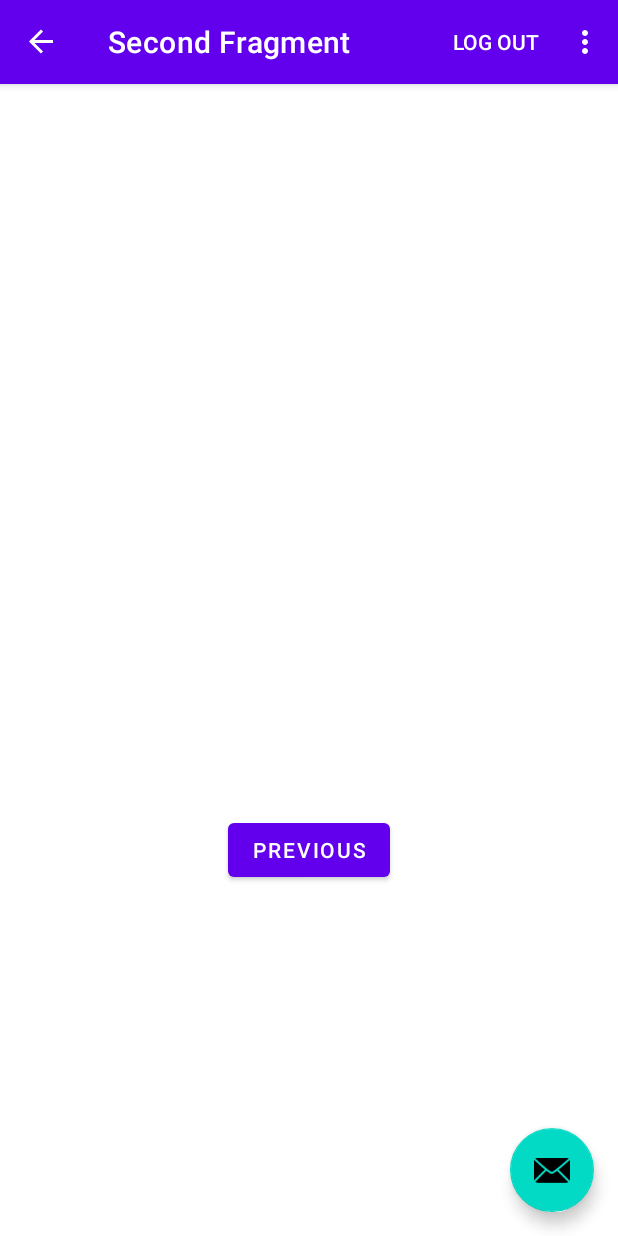
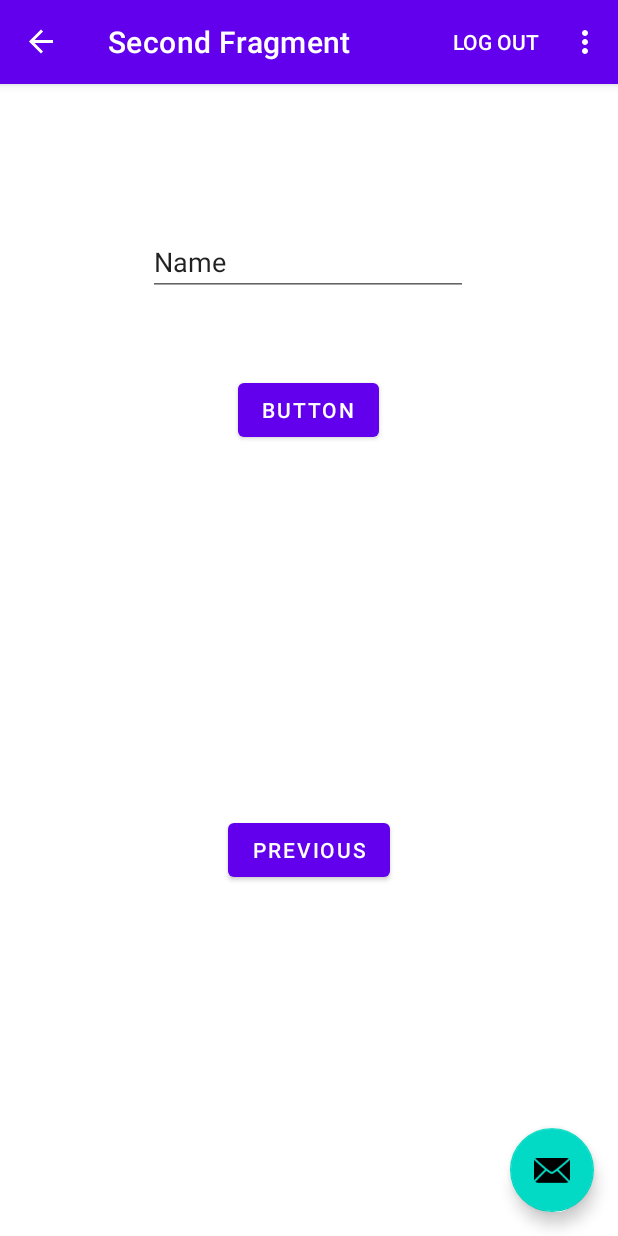
Before and after one commit to f10408034/van-ATM, an Android app: the SecondFragment screen opened through its navigation route, on a phone screen of 412 x 824 dp. Run offline under Robolectric (Android 15) with nearby library versions, the phone set to English and light mode, and no system bars; our stand-ins replace navigation-ui.

```diff
--- a/app/build.gradle
+++ b/app/build.gradle
@@ -37,6 +37,9 @@ android {
 dependencies {
 
     implementation("com.squareup.okhttp3:okhttp:4.9.3")
+    dependencies {
+        implementation 'com.google.code.gson:gson:2.9.0'
+    }
     implementation 'androidx.core:core-ktx:1.7.0'
     implementation 'androidx.appcompat:appcompat:1.4.1'
     implementation 'com.google.android.material:material:1.5.0'
--- a/app/src/main/java/com/vangood/atm/SecondFragment.kt
+++ b/app/src/main/java/com/vangood/atm/SecondFragment.kt
@@ -1,19 +1,26 @@
 package com.vangood.atm
 
 import android.os.Bundle
+import android.util.Log
 import androidx.fragment.app.Fragment
 import android.view.LayoutInflater
 import android.view.View
 import android.view.ViewGroup
 import androidx.navigation.fragment.findNavController
+import com.google.gson.Gson
 import com.vangood.atm.databinding.FragmentSecondBinding
+import okhttp3.*
+import okio.ByteString
+import java.util.concurrent.TimeUnit
 
 /**
  * A simple [Fragment] subclass as the second destination in the navigation.
  */
 class SecondFragment : Fragment() {
 
+    private val TAG = SecondFragment::class.java.simpleName
     private var _binding: FragmentSecondBinding? = null
+    private lateinit var websocket: WebSocket
 
     // This property is only valid between onCreateView and
     // onDestroyView.
@@ -35,6 +42,51 @@ class SecondFragment : Fragment() {
         binding.buttonSecond.setOnClickListener {
             findNavController().navigate(R.id.action_SecondFragment_to_FirstFragment)
         }
+        //Web socket
+        val client = OkHttpClient.Builder()
+            .readTimeout(3, TimeUnit.SECONDS)
+            .build()
+        val request = Request.Builder().url("wss://lott-dev.lottcube.asia/ws/chat/chat:app_test?nickname=li-ming")
+            .build()
+        val websocket = client.newWebSocket(request, object : WebSocketListener(){
+            override fun onClosed(webSocket: WebSocket, code: Int, reason: String) {
+                super.onClosed(webSocket, code, reason)
+                Log.d(TAG, ": onClosed")
+            }
+
+            override fun onClosing(webSocket: WebSocket, code: Int, reason: String) {
+                super.onClosing(webSocket, code, reason)
+                Log.d(TAG, ": onClosing")
+            }
+
+            override fun onFailure(webSocket: WebSocket, t: Throwable, response: Response?) {
+                super.onFailure(webSocket, t, response)
+                Log.d(TAG, ": onFailure")
+            }
+
+            override fun onMessage(webSocket: WebSocket, text: String) {
+                super.onMessage(webSocket, text)
+                Log.d(TAG, ": onMessage $text")
+            }
+
+            override fun onMessage(webSocket: WebSocket, bytes: ByteString) {
+                super.onMessage(webSocket, bytes)
+                Log.d(TAG, ": onMessage ${bytes.hex()}")
+            }
+
+            override fun onOpen(webSocket: WebSocket, response: Response) {
+                super.onOpen(webSocket, response)
+                Log.d(TAG, ": onOpen")
+//                webSocket.send("Hell ABC")
+            }
+        })
+
+        binding.bSend.setOnClickListener {
+            val message = binding.edName.text.toString()
+//            val json = "{\"action\": \"N\", \"content\": \"$message\"}"
+//            websocket.send(json)
+            websocket.send(Gson().toJson(Message("N", message)))
+        }
     }
 
     override fun onDestroyView() {
@@ -42,3 +94,5 @@ class SecondFragment : Fragment() {
         _binding = null
     }
 }
+
+data class Message(val action: String, val content: String)
--- a/app/src/main/res/layout/fragment_second.xml
+++ b/app/src/main/res/layout/fragment_second.xml
@@ -24,4 +24,28 @@
         app:layout_constraintEnd_toEndOf="parent"
         app:layout_constraintStart_toStartOf="parent"
         app:layout_constraintTop_toBottomOf="@id/textview_second" />
+
+    <EditText
+        android:id="@+id/ed_name"
+        android:layout_width="wrap_content"
+        android:layout_height="wrap_content"
+        android:layout_marginTop="96dp"
+        android:ems="10"
+        android:inputType="textPersonName"
+        android:text="Name"
+        app:layout_constraintEnd_toEndOf="parent"
+        app:layout_constraintHorizontal_bias="0.497"
+        app:layout_constraintStart_toStartOf="parent"
+        app:layout_constraintTop_toTopOf="parent" />
+
+    <Button
+        android:id="@+id/b_send"
+        android:layout_width="wrap_content"
+        android:layout_height="wrap_content"
+        android:layout_marginTop="52dp"
+        android:text="Button"
+        app:layout_constraintEnd_toEndOf="parent"
+        app:layout_constraintHorizontal_bias="0.498"
+        app:layout_constraintStart_toStartOf="parent"
+        app:layout_constraintTop_toBottomOf="@+id/ed_name" />
 </androidx.constraintlayout.widget.ConstraintLayout>
```
Also changed, not shown: app/src/main/java/com/vangood/atm/MainActivity.kt (+9 -2 lines).
